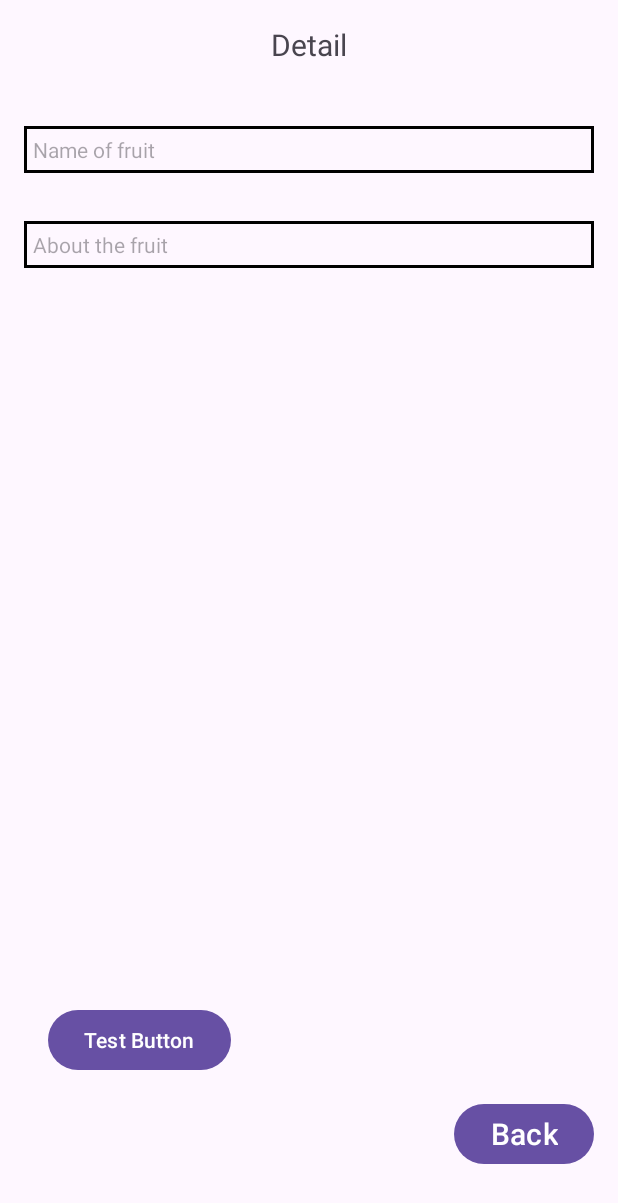
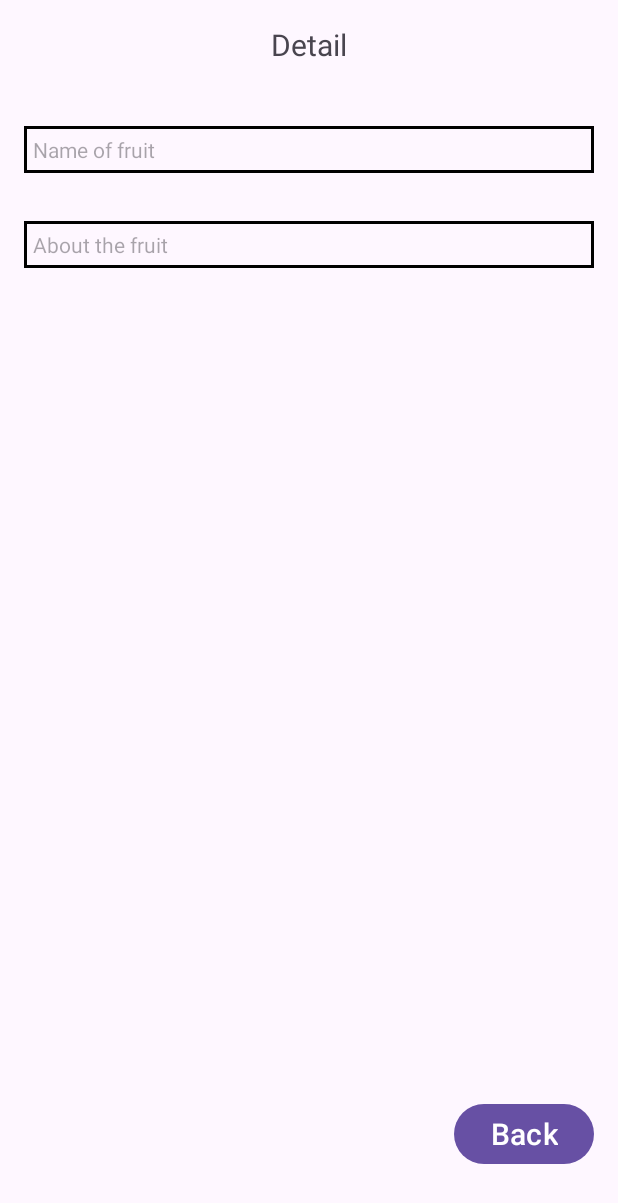
Before and after one commit to truongnv456/MockProjectNext, an Android app: the fragment DetailFragment placed in its activity, on a phone screen of 412 x 824 dp. Shown: the top 1203 px of the screen. Run offline under Robolectric (Android 15) with nearby library versions, the phone set to English and light mode, and no system bars; 2 statements that could not run were skipped.

Commit message:
update final version (add ViewModel Factory)

```diff
--- a/app/src/main/java/com/paci/training/android/truongnv92/mockproject/view/fragment/DetailFragment.java
+++ b/app/src/main/java/com/paci/training/android/truongnv92/mockproject/view/fragment/DetailFragment.java
@@ -2,11 +2,8 @@ package com.paci.training.android.truongnv92.mockproject.view.fragment;
 
 import android.annotation.SuppressLint;
 import android.content.ComponentName;
-import android.content.ContentResolver;
 import android.content.Intent;
 import android.content.ServiceConnection;
-import android.database.Cursor;
-import android.net.Uri;
 import android.os.Bundle;
 
 import androidx.annotation.NonNull;
@@ -27,10 +24,8 @@ import com.paci.training.android.truongnv92.mockproject.R;
 import com.paci.training.android.truongnv92.mockproject.model.Fruit;
 import com.paci.training.android.truongnv92.mockproject.model.repository.FruitRepository;
 import com.paci.training.android.truongnv92.mockproject.viewmodel.FruitViewModel;
+import com.paci.training.android.truongnv92.mockproject.viewmodel.ViewModelFactory;
 import com.paci.training.android.truongnv92.mockprojectserver.IMyAidlInterface;
-
-import java.util.concurrent.Executor;
-import java.util.concurrent.Executors;
 
 public class DetailFragment extends Fragment {
     private static final String AUTHORITY = "com.paci.training.android.truongnv92.provider.mockprojectprovider";
@@ -81,7 +76,6 @@ public class DetailFragment extends Fragment {
                              Bundle savedInstanceState) {
         // Inflate the layout for this fragment
         View view = inflater.inflate(R.layout.fragment_detail, container, false);
-        btnTest = view.findViewById(R.id.btn_test);
         btnBack = view.findViewById(R.id.btn_back);
 
         tvFruitName = view.findViewById(R.id.fruit_name);
@@ -99,7 +93,8 @@ public class DetailFragment extends Fragment {
         getActivity().bindService(intent, mServiceConnection, getActivity().BIND_AUTO_CREATE);
         // Khởi tạo FruitViewModel
         FruitRepository fruitRepository = new FruitRepository();
-        fruitViewModel = new FruitViewModel(fruitRepository);
+        ViewModelFactory factory = new ViewModelFactory(fruitRepository);
+        fruitViewModel = new ViewModelProvider(requireActivity(), factory).get(FruitViewModel.class);
 
         // Lấy dữ liệu fruit được chọn từ Bundle
         Bundle bundle = getArguments();
--- a/app/src/main/java/com/paci/training/android/truongnv92/mockproject/view/fragment/ListFruitFragment.java
+++ b/app/src/main/java/com/paci/training/android/truongnv92/mockproject/view/fragment/ListFruitFragment.java
@@ -7,6 +7,7 @@ import androidx.annotation.NonNull;
 import androidx.annotation.Nullable;
 import androidx.fragment.app.Fragment;
 import androidx.fragment.app.FragmentManager;
+import androidx.lifecycle.ViewModelProvider;
 import androidx.recyclerview.widget.LinearLayoutManager;
 import androidx.recyclerview.widget.RecyclerView;
 
@@ -22,6 +23,7 @@ import com.paci.training.android.truongnv92.mockproject.model.Fruit;
 import com.paci.training.android.truongnv92.mockproject.model.repository.FruitRepository;
 import com.paci.training.android.truongnv92.mockproject.view.adapter.FruitAdapter;
 import com.paci.training.android.truongnv92.mockproject.viewmodel.FruitViewModel;
+import com.paci.training.android.truongnv92.mockproject.viewmodel.ViewModelFactory;
 
 public class ListFruitFragment extends Fragment {
 
@@ -47,8 +49,10 @@ public class ListFruitFragment extends Fragment {
         RecyclerView recyclerView = view.findViewById(R.id.rcv_list_fruit);
         recyclerView.setLayoutManager(new LinearLayoutManager(requireActivity()));
 
+        // Khởi tạo FruitViewModel
         FruitRepository fruitRepository = new FruitRepository();
-        fruitViewModel = new FruitViewModel(fruitRepository);
+        ViewModelFactory factory = new ViewModelFactory(fruitRepository);
+        fruitViewModel = new ViewModelProvider(requireActivity(), factory).get(FruitViewModel.class);
 
         fruitAdapter = new FruitAdapter(requireActivity()
                 , fruitViewModel.updateDataFollowInteracting(getContext().getContentResolver())
@@ -89,7 +93,7 @@ public class ListFruitFragment extends Fragment {
             @Override
             public void onItemClick(int position, Fruit fruit) {
                 fruitViewModel.setCurrentSelectedFruit(fruit); // Lưu trạng thái của mục fruit được chọn
-                imageView.setImageResource(fruitViewModel.getCurrentSelectedFruit().getSrc()); // Hiển thị ảnh của fruit item cuối cùng
+                imageView.setImageResource(fruit.getSrc()); // Hiển thị ảnh của fruit item cuối cùng
                 Log.d("TAG",fruitViewModel.getCurrentSelectedFruit().getSrc()+"");
             }
         });
--- /dev/null
+++ b/app/src/main/java/com/paci/training/android/truongnv92/mockproject/viewmodel/ViewModelFactory.java
@@ -0,0 +1,25 @@
+package com.paci.training.android.truongnv92.mockproject.viewmodel;
+
+import androidx.annotation.NonNull;
+import androidx.lifecycle.ViewModel;
+import androidx.lifecycle.ViewModelProvider;
+
+import com.paci.training.android.truongnv92.mockproject.model.repository.FruitRepository;
+
+public class ViewModelFactory implements ViewModelProvider.Factory {
+
+    private final FruitRepository fruitRepository;
+
+    public ViewModelFactory(FruitRepository fruitRepository) {
+        this.fruitRepository = fruitRepository;
+    }
+
+    @NonNull
+    @Override
+    public <T extends ViewModel> T create(@NonNull Class<T> modelClass) {
+        if (modelClass.isAssignableFrom(FruitViewModel.class)) {
+            return (T) new FruitViewModel(fruitRepository);
+        }
+        throw new IllegalArgumentException("Unknown ViewModel class");
+    }
+}
--- a/app/src/main/res/layout/fragment_detail.xml
+++ b/app/src/main/res/layout/fragment_detail.xml
@@ -48,15 +48,4 @@
         app:layout_constraintBottom_toBottomOf="parent"
         app:layout_constraintEnd_toEndOf="parent" />
 
-    <Button
-        android:id="@+id/btn_test"
-        android:layout_width="wrap_content"
-        android:layout_height="wrap_content"
-        android:layout_marginStart="16dp"
-        android:text="Test Button"
-        app:layout_constraintBottom_toBottomOf="parent"
-        app:layout_constraintStart_toStartOf="parent"
-        app:layout_constraintTop_toTopOf="parent"
-        app:layout_constraintVertical_bias="0.878" />
-
 </androidx.constraintlayout.widget.ConstraintLayout>
```
